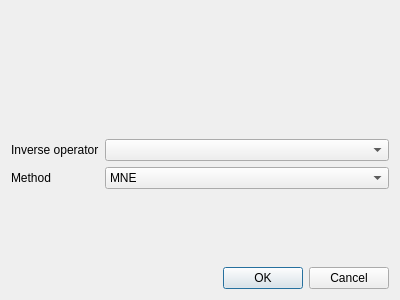
First picture: the form in qt4Designer_ui_files/sourceEstimateDialog.ui, repository cibr-jyu/meggie, before the edit.
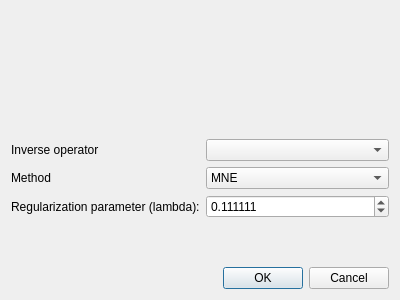
Second picture: the form after the edit.

Commit message: Lambda. Cleaned ui. Fix to inverse list.

```diff
--- a/qt4Designer_ui_files/sourceEstimateDialog.ui
+++ b/qt4Designer_ui_files/sourceEstimateDialog.ui
@@ -75,6 +75,29 @@
        </item>
       </widget>
      </item>
+     <item row="2" column="0">
+      <widget class="QLabel" name="labelLambda">
+       <property name="text">
+        <string>Regularization parameter (lambda):</string>
+       </property>
+      </widget>
+     </item>
+     <item row="2" column="1">
+      <widget class="QDoubleSpinBox" name="doubleSpinBoxLambda">
+       <property name="decimals">
+        <number>6</number>
+       </property>
+       <property name="minimum">
+        <double>0.001000000000000</double>
+       </property>
+       <property name="singleStep">
+        <double>0.100000000000000</double>
+       </property>
+       <property name="value">
+        <double>0.111111000000000</double>
+       </property>
+      </widget>
+     </item>
     </layout>
    </item>
   </layout>
```
The commit also changes 7 other files.
